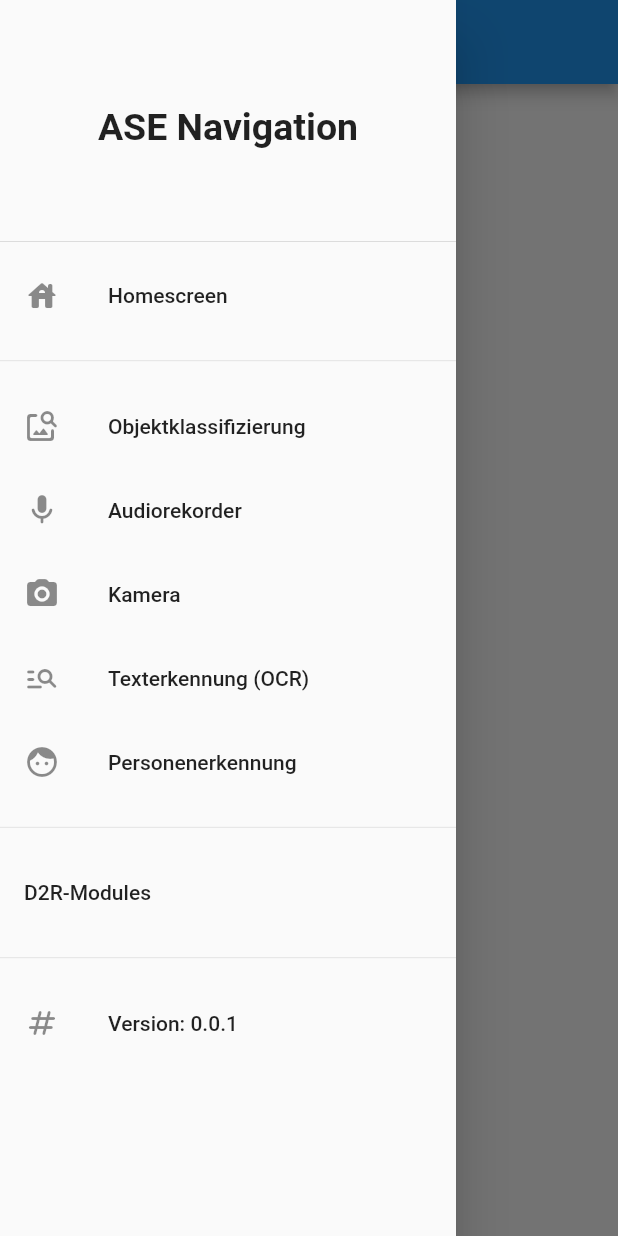
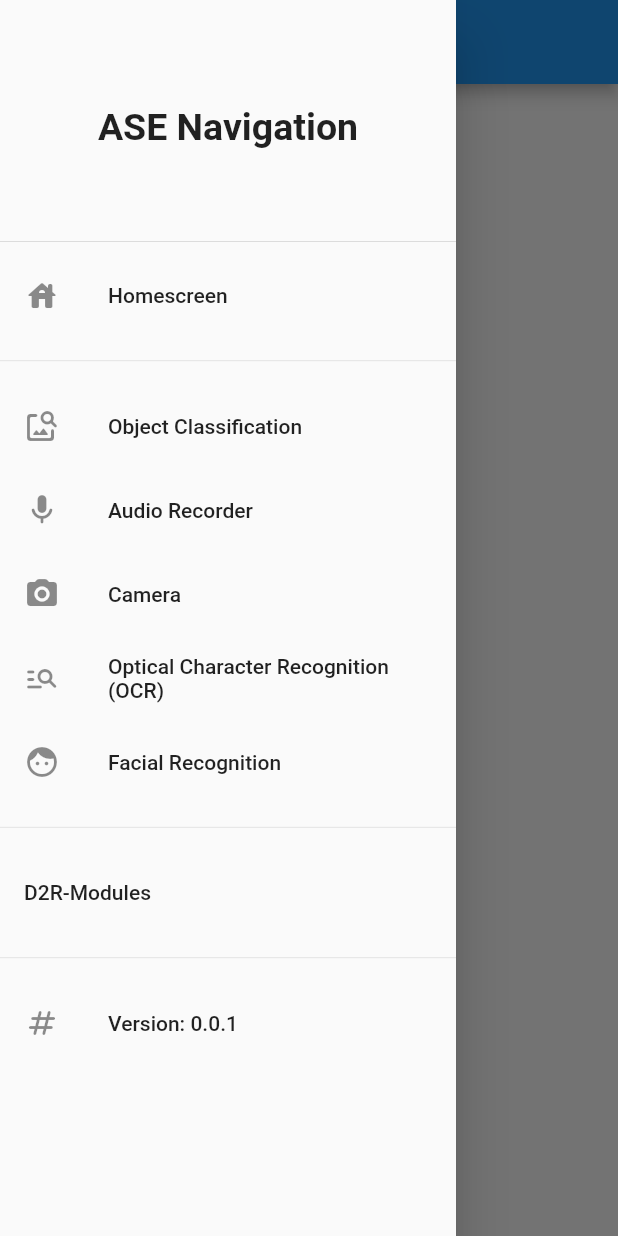
Before and after one commit to xenonv1/r2d, a Flutter app: the CameraWidget screen opened by its route, with the side drawer open, on a phone screen of 412 x 824 dp. Run offline on Flutter 3.47's test engine with Material 2 defaults, Android fonts, the phone set to English and light mode, and no system bars; our stand-ins replace go_router; missing offline and left inert: google_ml_kit; network calls fail.

Commit message:
Changed the names in drawer to english language

```diff
--- a/flutter/r2d/lib/DrawerWidget.dart
+++ b/flutter/r2d/lib/DrawerWidget.dart
@@ -34,27 +34,27 @@ class DrawerWidget extends StatelessWidget {
           ),
           ListTile(
             leading: const Icon(Icons.image_search_rounded),
-            title: const Text('Objektklassifizierung'),
+            title: const Text('Object Classification'),
             onTap: () => context.go('/object-classification'),
           ),
           ListTile(
             leading: const Icon(Icons.mic_rounded),
-            title: const Text('Audiorekorder'),
+            title: const Text('Audio Recorder'),
             onTap: () => context.go('/audio-recorder'),
           ),
           ListTile(
             leading: const Icon(Icons.camera_alt_rounded),
-            title: const Text('Kamera'),
+            title: const Text('Camera'),
             onTap: () => context.go('/camera'),
           ),
           ListTile(
             leading: const Icon(Icons.manage_search_rounded),
-            title: const Text('Texterkennung (OCR)'),
+            title: const Text('Optical Character Recognition (OCR)'),
             onTap: () => context.go('/ocr'),
           ),
           ListTile(
             leading: const Icon(Icons.face),
-            title: const Text('Personenerkennung'),
+            title: const Text('Facial Recognition'),
             onTap: () => context.go('/facial-recognition'),
           ),
           const Padding(
```
Also changed, not shown: flutter/r2d/pubspec.lock.
